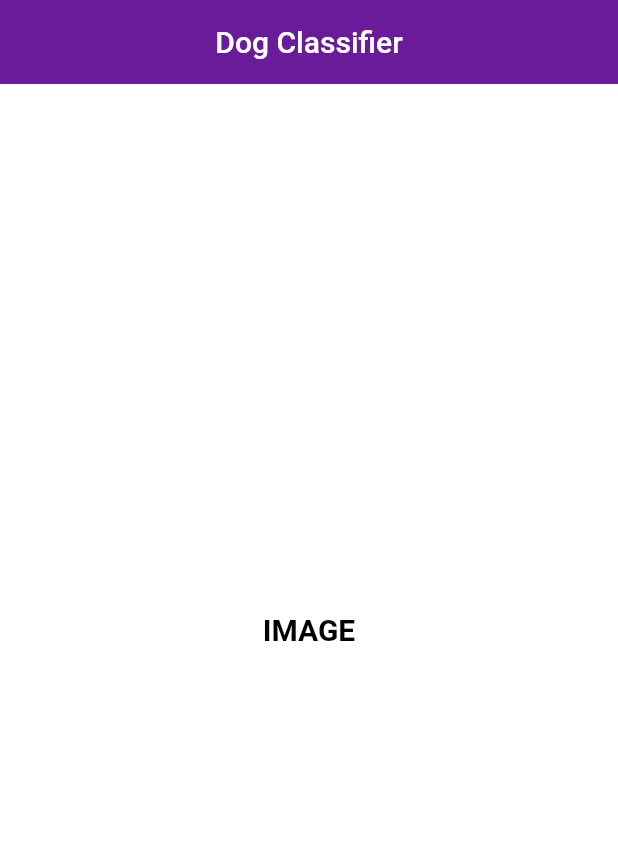
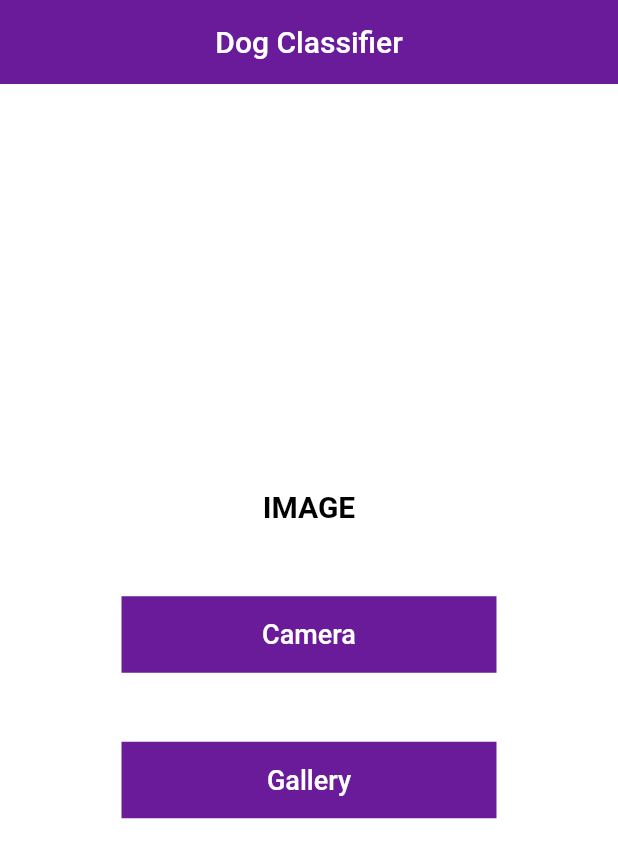
Before and after one commit to Geeth-Kanishka/Dog_breed_classifier-Flutter, a Flutter app: the screen it shows after launch, on a phone screen of 412 x 824 dp. Shown: the top 858 px of the screen. Run offline on Flutter 3.47's test engine with Material 2 defaults, Android fonts, the phone set to English and light mode, and no system bars; our stand-ins replace image_picker; missing offline and left inert: tflite.

Commit message:
home page complete

```diff
--- a/lib/main.dart
+++ b/lib/main.dart
@@ -136,6 +136,47 @@ class _HomeState extends State<Home> {
               ),
             ),
             SizedBox(height: 20),
+            Container(
+              child: Column(
+                children: [
+                  TextButton(
+                    onPressed: pickImage,
+                    child: Container(
+                      width: 250,
+                      alignment: Alignment.center,
+                      padding:
+                      EdgeInsets.symmetric(horizontal: 25, vertical: 15),
+                      decoration: BoxDecoration(
+                        color: Colors.purple[800],
+                      ),
+                      child: Text(
+                        'Camera',
+                        style: TextStyle(color: Colors.white, fontSize: 18),
+                      ),
+                    ),
+                  ),
+                  SizedBox(
+                    height: 30,
+                  ),
+                  TextButton(
+                    onPressed: pickImage_Gallery,
+                    child: Container(
+                      width: 250,
+                      alignment: Alignment.center,
+                      padding:
+                      EdgeInsets.symmetric(horizontal: 25, vertical: 15),
+                      decoration: BoxDecoration(
+                        color: Colors.purple[800],
+                      ),
+                      child: Text(
+                        'Gallery',
+                        style: TextStyle(color: Colors.white, fontSize: 18),
+                      ),
+                    ),
+                  ),
+                ],
+              ),
+            ),
           ],
         ),
       ),
```
